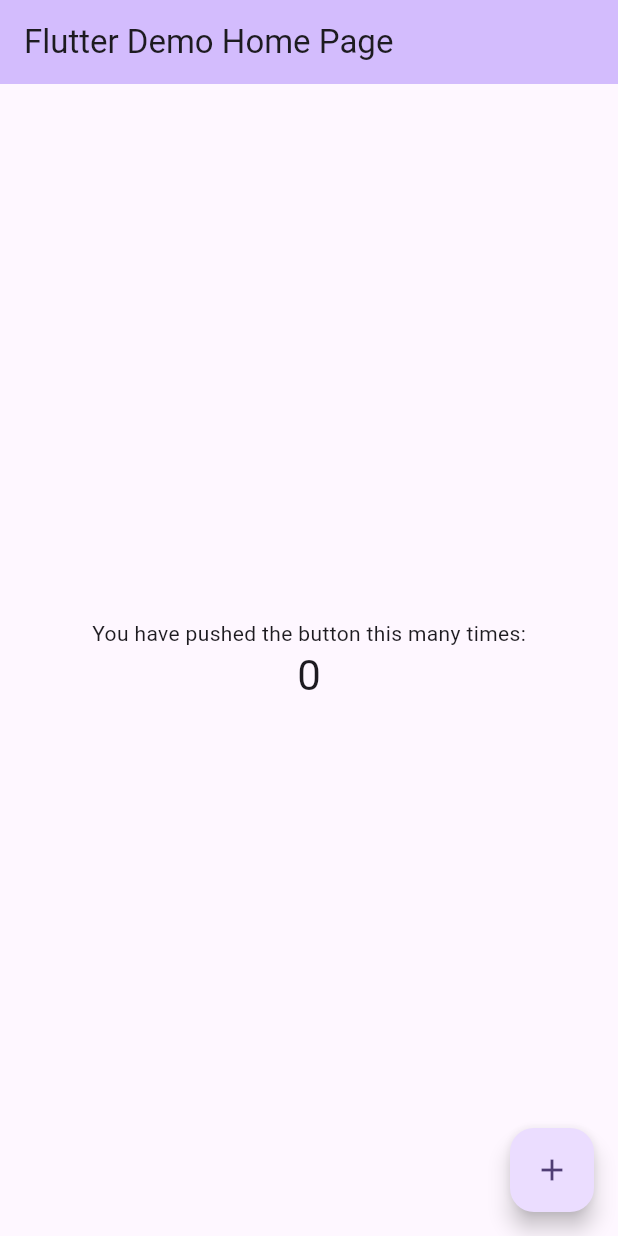
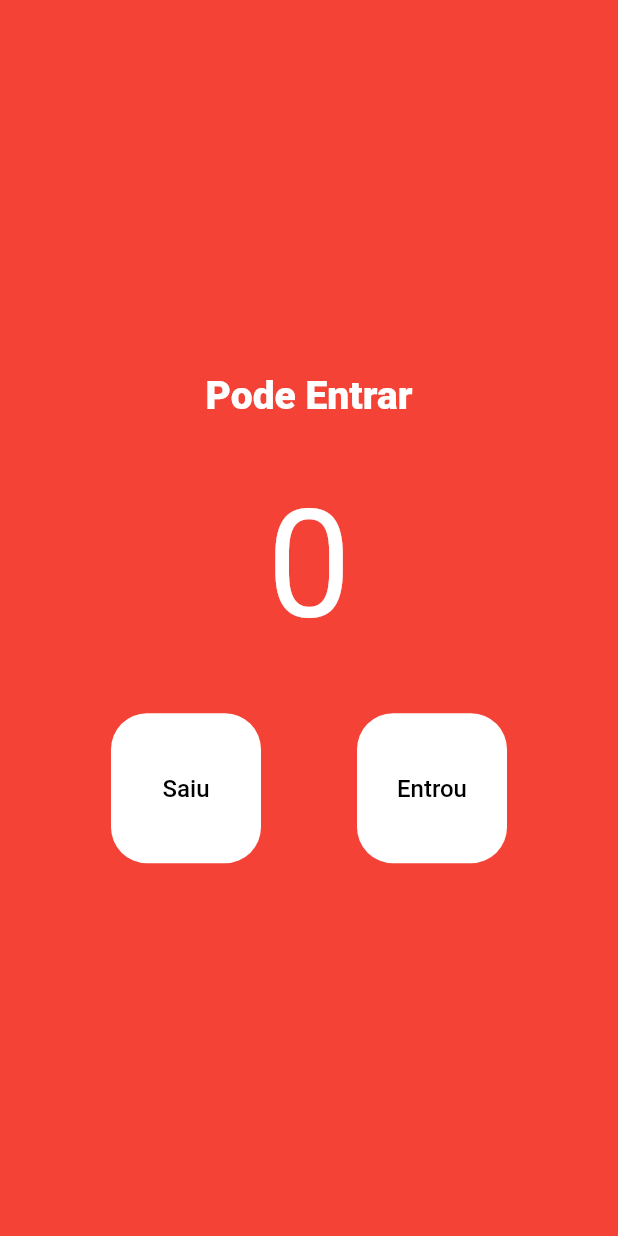
Before and after one commit to lucasSouzaWebDev/persons_count, a Flutter app: the screen it shows after launch, on a phone screen of 412 x 824 dp. Run offline on Flutter 3.47's test engine with Material 2 defaults, Android fonts, the phone set to English and light mode, and no system bars.

Commit message:
Creating app layout.

```diff
--- a/lib/main.dart
+++ b/lib/main.dart
@@ -7,119 +7,91 @@ void main() {
 class MyApp extends StatelessWidget {
   const MyApp({super.key});
 
-  // This widget is the root of your application.
   @override
   Widget build(BuildContext context) {
-    return MaterialApp(
-      title: 'Flutter Demo',
-      theme: ThemeData(
-        // This is the theme of your application.
-        //
-        // TRY THIS: Try running your application with "flutter run". You'll see
-        // the application has a blue toolbar. Then, without quitting the app,
-        // try changing the seedColor in the colorScheme below to Colors.green
-        // and then invoke "hot reload" (save your changes or press the "hot
-        // reload" button in a Flutter-supported IDE, or press "r" if you used
-        // the command line to start the app).
-        //
-        // Notice that the counter didn't reset back to zero; the application
-        // state is not lost during the reload. To reset the state, use hot
-        // restart instead.
-        //
-        // This works for code too, not just values: Most code changes can be
-        // tested with just a hot reload.
-        colorScheme: ColorScheme.fromSeed(seedColor: Colors.deepPurple),
-        useMaterial3: true,
-      ),
-      home: const MyHomePage(title: 'Flutter Demo Home Page'),
+    return const MaterialApp(
+      home: HomePage(),
     );
   }
 }
 
-class MyHomePage extends StatefulWidget {
-  const MyHomePage({super.key, required this.title});
+class HomePage extends StatelessWidget {
+  const HomePage({super.key});
 
-  // This widget is the home page of your application. It is stateful, meaning
-  // that it has a State object (defined below) that contains fields that affect
-  // how it looks.
-
-  // This class is the configuration for the state. It holds the values (in this
-  // case the title) provided by the parent (in this case the App widget) and
-  // used by the build method of the State. Fields in a Widget subclass are
-  // always marked "final".
-
-  final String title;
-
-  @override
-  State<MyHomePage> createState() => _MyHomePageState();
+  void decrement() {
+    print('');
   }
 
-class _MyHomePageState extends State<MyHomePage> {
-  int _counter = 0;
-
-  void _incrementCounter() {
-    setState(() {
-      // This call to setState tells the Flutter framework that something has
-      // changed in this State, which causes it to rerun the build method below
-      // so that the display can reflect the updated values. If we changed
-      // _counter without calling setState(), then the build method would not be
-      // called again, and so nothing would appear to happen.
-      _counter++;
-    });
+  void increment() {
+    print('');
   }
 
   @override
   Widget build(BuildContext context) {
-    // This method is rerun every time setState is called, for instance as done
-    // by the _incrementCounter method above.
-    //
-    // The Flutter framework has been optimized to make rerunning build methods
-    // fast, so that you can just rebuild anything that needs updating rather
-    // than having to individually change instances of widgets.
     return Scaffold(
-      appBar: AppBar(
-        // TRY THIS: Try changing the color here to a specific color (to
-        // Colors.amber, perhaps?) and trigger a hot reload to see the AppBar
-        // change color while the other colors stay the same.
-        backgroundColor: Theme.of(context).colorScheme.inversePrimary,
-        // Here we take the value from the MyHomePage object that was created by
-        // the App.build method, and use it to set our appbar title.
-        title: Text(widget.title),
-      ),
-      body: Center(
-        // Center is a layout widget. It takes a single child and positions it
-        // in the middle of the parent.
-        child: Column(
-          // Column is also a layout widget. It takes a list of children and
-          // arranges them vertically. By default, it sizes itself to fit its
-          // children horizontally, and tries to be as tall as its parent.
-          //
-          // Column has various properties to control how it sizes itself and
-          // how it positions its children. Here we use mainAxisAlignment to
-          // center the children vertically; the main axis here is the vertical
-          // axis because Columns are vertical (the cross axis would be
-          // horizontal).
-          //
-          // TRY THIS: Invoke "debug painting" (choose the "Toggle Debug Paint"
-          // action in the IDE, or press "p" in the console), to see the
-          // wireframe for each widget.
+      backgroundColor: Colors.red,
+      body: Column(
         mainAxisAlignment: MainAxisAlignment.center,
         children: <Widget>[
           const Text(
-              'You have pushed the button this many times:',
+            'Pode Entrar',
+            style: TextStyle(
+                fontSize: 26, color: Colors.white, fontWeight: FontWeight.w800),
           ),
-            Text(
-              '$_counter',
-              style: Theme.of(context).textTheme.headlineMedium,
+
+          const Padding(
+            padding: EdgeInsets.all(40),
+            child: Text('0', style: TextStyle(
+              fontSize: 100,
+              color: Colors.white
+            ),),
+          ),
+          Row(
+            mainAxisAlignment: MainAxisAlignment.center,
+            children: <Widget>[
+              TextButton(
+                onPressed: decrement,
+                style: TextButton.styleFrom(
+                  backgroundColor: Colors.white,
+                  fixedSize: const Size(100, 100),
+                  foregroundColor: Colors.black,
+                  shape: RoundedRectangleBorder(
+                    borderRadius: BorderRadius.circular(24),
+                  ),
+                ),
+                child: const Text(
+                  'Saiu',
+                  style: TextStyle(
+                    color: Colors.black,
+                    fontSize: 16,
+                  ),
+                ),
+              ),
+              SizedBox(
+                width: 64,
+              ),
+              TextButton(
+                onPressed: increment,
+                style: TextButton.styleFrom(
+                  backgroundColor: Colors.white,
+                  fixedSize: const Size(100, 100),
+                  foregroundColor: Colors.black,
+                  shape: RoundedRectangleBorder(
+                    borderRadius: BorderRadius.circular(24),
+                  ),
+                ),
+                child: const Text(
+                  'Entrou',
+                  style: TextStyle(
+                    color: Colors.black,
+                    fontSize: 16,
+                  ),
+                ),
               ),
             ],
+          )
+        ],
       ),
-      ),
-      floatingActionButton: FloatingActionButton(
-        onPressed: _incrementCounter,
-        tooltip: 'Increment',
-        child: const Icon(Icons.add),
-      ), // This trailing comma makes auto-formatting nicer for build methods.
     );
   }
 }
```
Lines whose indentation alone changed are shown as unchanged.
